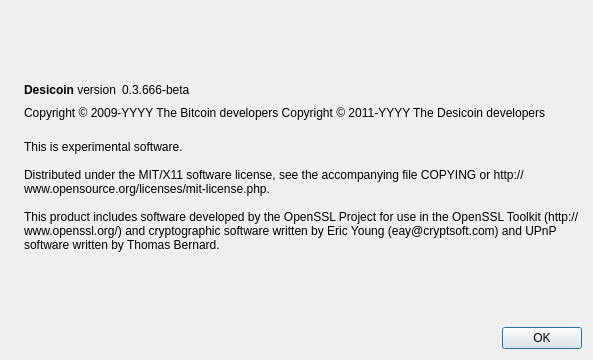
This is src/qt/forms/aboutdialog.ui in desicoin/desicoin as Qt 5 draws it before an edit. The edited form follows.
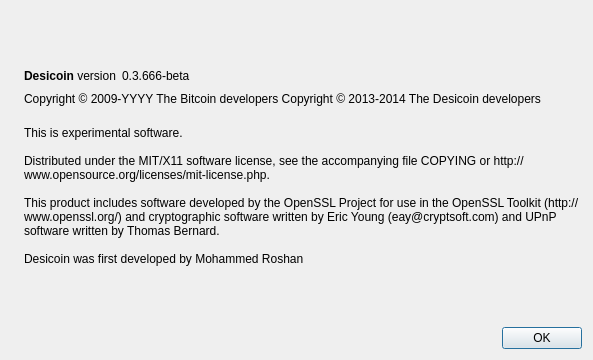
This is the edited form. Icons and pictures are not drawn.

Patch:
```diff
--- a/src/qt/forms/aboutdialog.ui
+++ b/src/qt/forms/aboutdialog.ui
@@ -92,7 +92,7 @@
        </property>
        <property name="text">
         <string notr="true">Copyright &amp;copy; 2009-YYYY The Bitcoin developers
-Copyright &amp;copy; 2011-YYYY The Desicoin developers</string>
+Copyright &amp;copy; 2013-2014 The Desicoin developers</string>
        </property>
        <property name="textFormat">
         <enum>Qt::RichText</enum>
@@ -113,7 +113,9 @@
 
 Distributed under the MIT/X11 software license, see the accompanying file COPYING or http://www.opensource.org/licenses/mit-license.php.
 
-This product includes software developed by the OpenSSL Project for use in the OpenSSL Toolkit (http://www.openssl.org/) and cryptographic software written by Eric Young (eay@cryptsoft.com) and UPnP software written by Thomas Bernard.</string>
+This product includes software developed by the OpenSSL Project for use in the OpenSSL Toolkit (http://www.openssl.org/) and cryptographic software written by Eric Young (eay@cryptsoft.com) and UPnP software written by Thomas Bernard.
+
+Desicoin was first developed by Mohammed Roshan</string>
        </property>
        <property name="wordWrap">
         <bool>true</bool>
```
